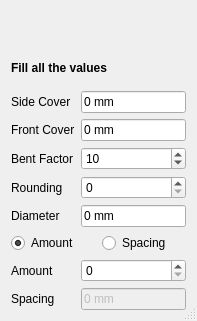
amrit3701/FreeCAD-Reinforcement, file Stirrup.ui: the form before one commit.
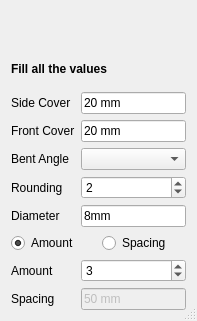
The form after the commit. Custom widgets are drawn as their Qt base class.

Commit message: completed stirrup

Patch:
```diff
--- a/Stirrup.ui
+++ b/Stirrup.ui
@@ -67,7 +67,7 @@
      <item row="0" column="1">
       <widget class="Gui::InputField" name="sideCover">
        <property name="text">
-        <string>0 mm</string>
+        <string>20 mm</string>
        </property>
        <property name="unit" stdset="0">
         <string notr="true"/>
@@ -77,7 +77,7 @@
      <item row="2" column="0">
       <widget class="QLabel" name="bottomCoverLabel">
        <property name="text">
-        <string>Bent Factor</string>
+        <string>Bent Angle</string>
        </property>
       </widget>
      </item>
@@ -98,7 +98,7 @@
      <item row="4" column="1">
       <widget class="Gui::InputField" name="diameter">
        <property name="text">
-        <string>0 mm</string>
+        <string>8mm</string>
        </property>
        <property name="unit" stdset="0">
         <string notr="true"/>
@@ -144,6 +144,9 @@
        <property name="enabled">
         <bool>true</bool>
        </property>
+       <property name="value">
+        <number>3</number>
+       </property>
       </widget>
      </item>
      <item row="7" column="0">
@@ -159,23 +162,13 @@
         <bool>false</bool>
        </property>
        <property name="text">
-        <string>0 mm</string>
+        <string>50 mm</string>
        </property>
        <property name="unit" stdset="0">
         <string notr="true"/>
        </property>
       </widget>
      </item>
-     <item row="2" column="1">
-      <widget class="Gui::PrefSpinBox" name="bentFactor">
-       <property name="singleStep">
-        <number>1</number>
-       </property>
-       <property name="value">
-        <number>10</number>
-       </property>
-      </widget>
-     </item>
      <item row="1" column="0">
       <widget class="QLabel" name="frontCoverLabel">
        <property name="text">
@@ -186,12 +179,26 @@
      <item row="1" column="1">
       <widget class="Gui::InputField" name="frontCover">
        <property name="text">
-        <string>0 mm</string>
+        <string>20 mm</string>
        </property>
       </widget>
      </item>
      <item row="3" column="1">
-      <widget class="Gui::PrefSpinBox" name="rounding"/>
+      <widget class="Gui::PrefSpinBox" name="rounding">
+       <property name="value">
+        <number>2</number>
+       </property>
+      </widget>
+     </item>
+     <item row="2" column="1">
+      <widget class="Gui::PrefComboBox" name="bentAngle">
+       <property name="prefEntry" stdset="0">
+        <cstring></cstring>
+       </property>
+       <property name="prefPath" stdset="0">
+        <cstring></cstring>
+       </property>
+      </widget>
      </item>
     </layout>
    </item>
@@ -213,6 +220,11 @@
    <extends>QRadioButton</extends>
    <header>Gui/PrefWidgets.h</header>
   </customwidget>
+  <customwidget>
+   <class>Gui::PrefComboBox</class>
+   <extends>QComboBox</extends>
+   <header>Gui/PrefWidgets.h</header>
+  </customwidget>
  </customwidgets>
  <tabstops>
   <tabstop>sideCover</tabstop>
```
Left out of the diff: 3 changed lines with no effect on the pictures. The commit also changes 3 other files.
